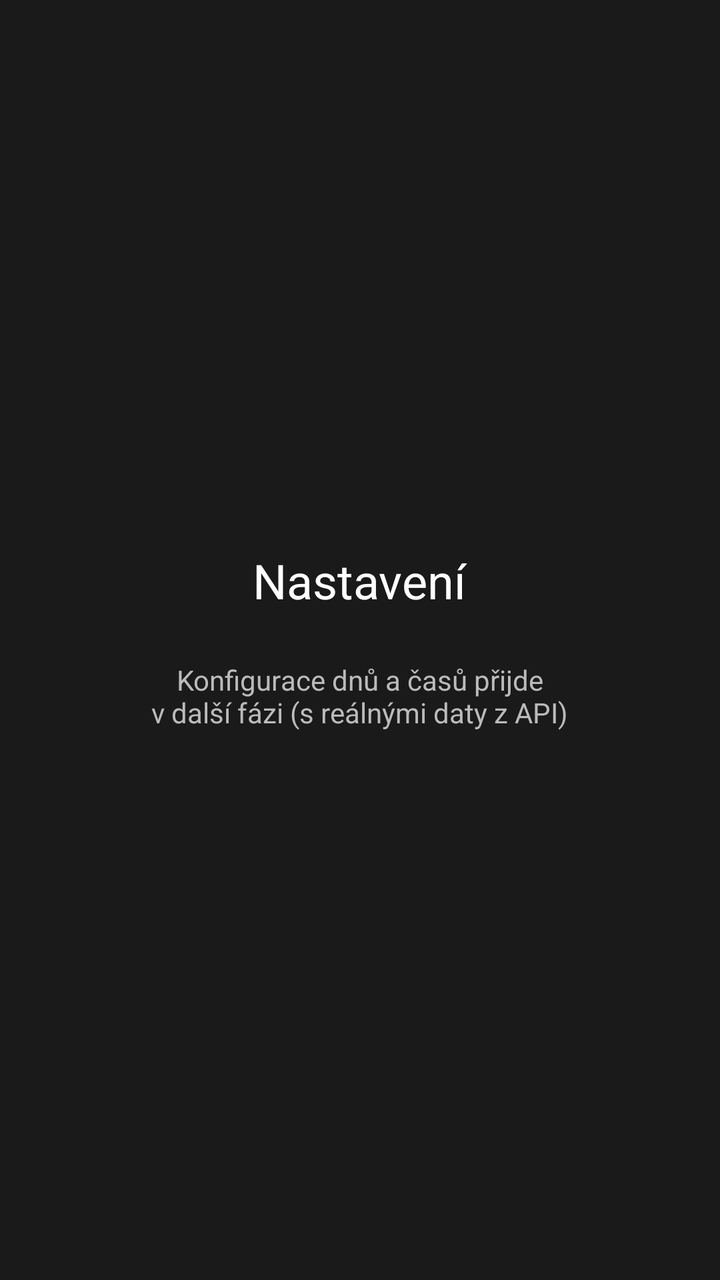
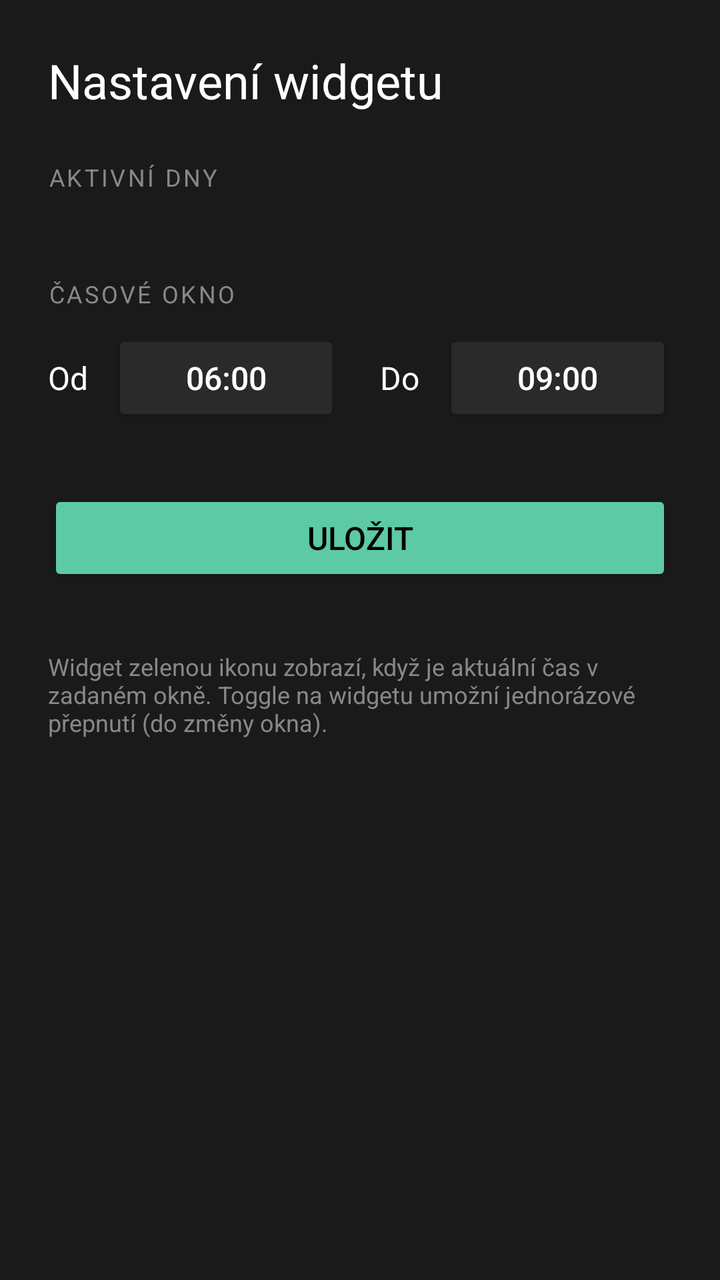

An Android layout rendered at two revisions. The XML below is the earlier revision; the diff shows what the commit changed to produce the second picture.
<!-- AndroidManifest.xml: application theme Theme.SveticeWidget -->
<!-- res/layout/activity_settings.xml -->
<?xml version="1.0" encoding="utf-8"?>
<LinearLayout xmlns:android="http://schemas.android.com/apk/res/android"
    android:layout_width="match_parent"
    android:layout_height="match_parent"
    android:orientation="vertical"
    android:padding="24dp"
    android:background="#FF1A1A1A"
    android:gravity="center">

    <TextView
        android:layout_width="wrap_content"
        android:layout_height="wrap_content"
        android:text="Nastavení"
        android:textColor="#FFFFFFFF"
        android:textSize="24sp"
        android:layout_marginBottom="24dp" />

    <TextView
        android:layout_width="wrap_content"
        android:layout_height="wrap_content"
        android:text="Konfigurace dnů a časů přijde\nv další fázi (s reálnými daty z API)"
        android:textColor="#FFBBBBBB"
        android:textSize="14sp"
        android:gravity="center" />

</LinearLayout>
<!-- resources referenced by this layout -->
<resources>
  <style name="Theme.SveticeWidget" parent="Theme.AppCompat.DayNight.NoActionBar" />
</resources>

<!-- the commit's change to res/layout/activity_settings.xml (unified diff, before → after) -->
@@ -1,26 +1,109 @@
 <?xml version="1.0" encoding="utf-8"?>
-<LinearLayout xmlns:android="http://schemas.android.com/apk/res/android"
+<ScrollView xmlns:android="http://schemas.android.com/apk/res/android"
     android:layout_width="match_parent"
     android:layout_height="match_parent"
-    android:orientation="vertical"
-    android:padding="24dp"
     android:background="#FF1A1A1A"
-    android:gravity="center">
+    android:padding="24dp">
 
-    <TextView
-        android:layout_width="wrap_content"
+    <LinearLayout
+        android:layout_width="match_parent"
         android:layout_height="wrap_content"
-        android:text="Nastavení"
-        android:textColor="#FFFFFFFF"
-        android:textSize="24sp"
-        android:layout_marginBottom="24dp" />
+        android:orientation="vertical">
 
-    <TextView
-        android:layout_width="wrap_content"
-        android:layout_height="wrap_content"
-        android:text="Konfigurace dnů a časů přijde\nv další fázi (s reálnými daty z API)"
-        android:textColor="#FFBBBBBB"
-        android:textSize="14sp"
-        android:gravity="center" />
+        <TextView
+            android:layout_width="match_parent"
+            android:layout_height="wrap_content"
+            android:text="Nastavení widgetu"
+            android:textColor="#FFFFFFFF"
+            android:textSize="24sp"
+            android:layout_marginBottom="24dp" />
 
-</LinearLayout>
+        <TextView
+            android:layout_width="match_parent"
+            android:layout_height="wrap_content"
+            android:text="AKTIVNÍ DNY"
+            android:textColor="#FF888888"
+            android:textSize="12sp"
+            android:letterSpacing="0.1"
+            android:layout_marginBottom="10dp" />
+
+        <LinearLayout
+            android:id="@+id/days_row"
+            android:layout_width="match_parent"
+            android:layout_height="wrap_content"
+            android:orientation="horizontal"
+            android:layout_marginBottom="32dp" />
+
+        <TextView
+            android:layout_width="match_parent"
+            android:layout_height="wrap_content"
+            android:text="ČASOVÉ OKNO"
+            android:textColor="#FF888888"
+            android:textSize="12sp"
+            android:letterSpacing="0.1"
+            android:layout_marginBottom="10dp" />
+
+        <LinearLayout
+            android:layout_width="match_parent"
+            android:layout_height="wrap_content"
+            android:orientation="horizontal"
+            android:gravity="center_vertical"
+            android:layout_marginBottom="32dp">
+
+            <TextView
+                android:layout_width="wrap_content"
+                android:layout_height="wrap_content"
+                android:text="Od"
+                android:textColor="#FFFFFFFF"
+                android:textSize="16sp"
+                android:layout_marginEnd="12dp" />
+
+            <Button
+                android:id="@+id/from_btn"
+                android:layout_width="0dp"
+                android:layout_height="wrap_content"
+                android:layout_weight="1"
+                android:text="06:00"
+                android:textSize="16sp"
+                android:backgroundTint="#FF2A2A2A"
+                android:textColor="#FFFFFFFF" />
+
+            <TextView
+                android:layout_width="wrap_content"
+                android:layout_height="wrap_content"
+                android:text="Do"
+                android:textColor="#FFFFFFFF"
+                android:textSize="16sp"
+                android:layout_marginStart="20dp"
+                android:layout_marginEnd="12dp" />
+
+            <Button
+                android:id="@+id/to_btn"
+                android:layout_width="0dp"
+                android:layout_height="wrap_content"
+                android:layout_weight="1"
+                android:text="09:00"
+                android:textSize="16sp"
+                android:backgroundTint="#FF2A2A2A"
+                android:textColor="#FFFFFFFF" />
+        </LinearLayout>
+
+        <Button
+            android:id="@+id/save_btn"
+            android:layout_width="match_parent"
+            android:layout_height="wrap_content"
+            android:text="Uložit"
+            android:textSize="16sp"
+            android:backgroundTint="#FF5DCAA5"
+            android:textColor="#FF000000" />
+
+        <TextView
+            android:layout_width="match_parent"
+            android:layout_height="wrap_content"
+            android:layout_marginTop="32dp"
+            android:textColor="#FF888888"
+            android:textSize="12sp"
+            android:text="Widget zelenou ikonu zobrazí, když je aktuální čas v zadaném okně. Toggle na widgetu umožní jednorázové přepnutí (do změny okna)." />
+
+    </LinearLayout>
+</ScrollView>
